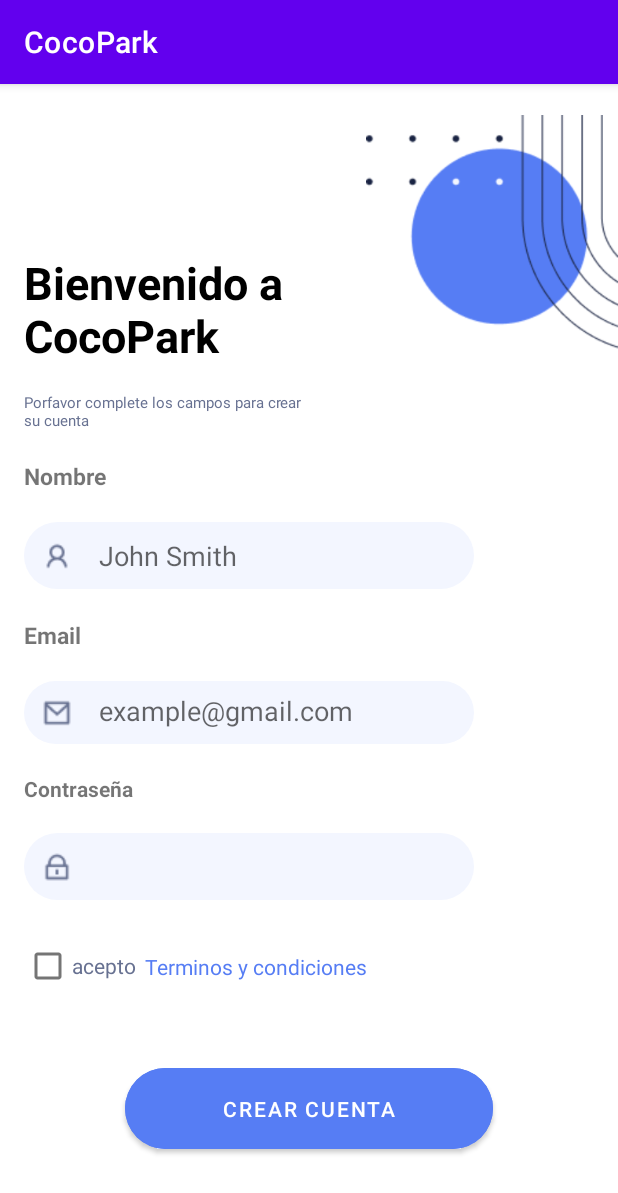
After one commit to jairoRdgz/CocoPark, an Android app: the RegisterActivity screen opened directly, with no data from a screen before it, on a phone screen of 412 x 824 dp. The commit adds this screen. Shown: the top 1193 px of the screen. Run offline under Robolectric (Android 15) with nearby library versions, the phone set to English and light mode, and no system bars.

Commit message:
The register view is implemented

```diff
--- a/app/src/main/AndroidManifest.xml
+++ b/app/src/main/AndroidManifest.xml
@@ -12,6 +12,13 @@
         android:supportsRtl="true"
         android:theme="@style/Theme.CocoPark"
         tools:targetApi="31">
+        <activity
+            android:name=".RegisterActivity"
+            android:exported="false">
+            <meta-data
+                android:name="android.app.lib_name"
+                android:value="" />
+        </activity>
         <activity
             android:name=".LoginActivity"
             android:exported="false"
--- /dev/null
+++ b/app/src/main/java/com/example/cocopark/RegisterActivity.kt
@@ -0,0 +1,16 @@
+package com.example.cocopark
+
+import androidx.appcompat.app.AppCompatActivity
+import android.os.Bundle
+
+import com.example.cocopark.databinding.ActivityRegisterBinding
+
+class RegisterActivity : AppCompatActivity() {
+    private lateinit var binding: ActivityRegisterBinding
+
+    override fun onCreate(savedInstanceState: Bundle?) {
+        super.onCreate(savedInstanceState)
+        binding = ActivityRegisterBinding.inflate(layoutInflater)
+        setContentView(binding.root)
+    }
+}
--- a/app/src/main/res/layout/activity_login.xml
+++ b/app/src/main/res/layout/activity_login.xml
@@ -48,7 +48,7 @@
         android:width="300dp"
         android:background="@drawable/rectangule"
         android:ems="10"
-        android:hint="+12345678"
+        android:hint="example@gmail.com"
         android:inputType="textPersonName"
         android:textColor="#677191"
         app:layout_constraintStart_toStartOf="parent"
@@ -63,7 +63,7 @@
         app:layout_constraintStart_toStartOf="@+id/emailBox"
         app:layout_constraintTop_toTopOf="@+id/emailBox"
         app:layout_constraintVertical_bias="0.481"
-        app:srcCompat="@drawable/smartphone_line" />
+        app:srcCompat="@drawable/mail" />
 
     <EditText
         android:id="@+id/passBox"
--- /dev/null
+++ b/app/src/main/res/layout/activity_register.xml
@@ -0,0 +1,185 @@
+<?xml version="1.0" encoding="utf-8"?>
+<androidx.constraintlayout.widget.ConstraintLayout xmlns:android="http://schemas.android.com/apk/res/android"
+    xmlns:app="http://schemas.android.com/apk/res-auto"
+    xmlns:tools="http://schemas.android.com/tools"
+    android:layout_width="match_parent"
+    android:layout_height="match_parent"
+    tools:context=".RegisterActivity">
+
+    <Button
+        android:id="@+id/createBtn"
+        android:layout_width="245dp"
+        android:layout_height="66dp"
+        android:backgroundTint="#567DF4"
+        android:text="Crear cuenta"
+        android:visibility="visible"
+        app:cornerRadius="80px"
+        app:layout_constraintBottom_toBottomOf="parent"
+        app:layout_constraintEnd_toEndOf="parent"
+        app:layout_constraintStart_toStartOf="parent"
+        app:layout_constraintTop_toBottomOf="@+id/textView10" />
+
+    <ImageView
+        android:id="@+id/imageView"
+        android:layout_width="168dp"
+        android:layout_height="203dp"
+        app:layout_constraintEnd_toEndOf="parent"
+        app:layout_constraintTop_toTopOf="parent"
+        app:srcCompat="@drawable/background_2"
+        tools:ignore="MissingConstraints" />
+
+    <TextView
+        android:id="@+id/textView2"
+        android:layout_width="187dp"
+        android:layout_height="73dp"
+        android:layout_marginStart="16dp"
+        android:layout_marginTop="112dp"
+        android:text="Bienvenido a CocoPark"
+        android:textColor="#000000"
+        android:textSize="30sp"
+        android:textStyle="bold"
+        app:layout_constraintStart_toStartOf="parent"
+        app:layout_constraintTop_toTopOf="parent" />
+
+    <TextView
+        android:id="@+id/textView3"
+        android:layout_width="196dp"
+        android:layout_height="30dp"
+        android:layout_marginStart="16dp"
+        android:layout_marginTop="20dp"
+        android:text="Porfavor complete los campos para crear su cuenta "
+        android:textColor="#677191"
+        android:textSize="10dp"
+        app:layout_constraintStart_toStartOf="parent"
+        app:layout_constraintTop_toBottomOf="@+id/textView2" />
+
+    <TextView
+        android:id="@+id/textView4"
+        android:layout_width="wrap_content"
+        android:layout_height="wrap_content"
+        android:layout_marginStart="16dp"
+        android:layout_marginTop="15dp"
+        android:text="Nombre"
+        android:textSize="15dp"
+        android:textStyle="bold"
+        app:layout_constraintStart_toStartOf="parent"
+        app:layout_constraintTop_toBottomOf="@+id/textView3" />
+
+    <EditText
+        android:id="@+id/nameBox"
+        android:layout_width="wrap_content"
+        android:layout_height="wrap_content"
+        android:layout_marginStart="16dp"
+        android:layout_marginTop="20dp"
+        android:width="300dp"
+        android:background="@drawable/rectangule"
+        android:ems="10"
+        android:hint="John Smith"
+        android:inputType="textPersonName"
+        app:layout_constraintStart_toStartOf="parent"
+        app:layout_constraintTop_toBottomOf="@+id/textView4" />
+
+    <ImageView
+        android:id="@+id/imageView5"
+        android:layout_width="wrap_content"
+        android:layout_height="wrap_content"
+        android:layout_marginStart="12dp"
+        app:layout_constraintBottom_toBottomOf="@+id/nameBox"
+        app:layout_constraintStart_toStartOf="@+id/nameBox"
+        app:layout_constraintTop_toTopOf="@+id/nameBox"
+        app:srcCompat="@drawable/person" />
+
+    <TextView
+        android:id="@+id/textView7"
+        android:layout_width="wrap_content"
+        android:layout_height="wrap_content"
+        android:layout_marginStart="16dp"
+        android:layout_marginTop="20dp"
+        android:text="Email"
+        android:textSize="15dp"
+        android:textStyle="bold"
+        app:layout_constraintStart_toStartOf="parent"
+        app:layout_constraintTop_toBottomOf="@+id/nameBox" />
+
+    <EditText
+        android:id="@+id/emailRBox"
+        android:layout_width="wrap_content"
+        android:layout_height="42dp"
+        android:layout_marginStart="16dp"
+        android:layout_marginTop="20dp"
+        android:width="300dp"
+        android:background="@drawable/rectangule"
+        android:ems="10"
+        android:hint="example@gmail.com"
+        android:inputType="textPersonName"
+        android:textColor="#677191"
+        app:layout_constraintStart_toStartOf="parent"
+        app:layout_constraintTop_toBottomOf="@+id/textView7" />
+
+    <ImageView
+        android:id="@+id/imageView6"
+        android:layout_width="wrap_content"
+        android:layout_height="wrap_content"
+        android:layout_marginStart="12dp"
+        app:layout_constraintBottom_toBottomOf="@+id/emailRBox"
+        app:layout_constraintStart_toStartOf="@+id/emailRBox"
+        app:layout_constraintTop_toTopOf="@+id/emailRBox"
+        app:srcCompat="@drawable/mail" />
+
+    <EditText
+        android:id="@+id/passRBox"
+        android:layout_width="wrap_content"
+        android:layout_height="wrap_content"
+        android:layout_marginStart="16dp"
+        android:layout_marginTop="20dp"
+        android:width="300dp"
+        android:background="@drawable/rectangule"
+        android:ems="10"
+        android:inputType="textPassword"
+        app:layout_constraintStart_toStartOf="parent"
+        app:layout_constraintTop_toBottomOf="@+id/textView9" />
+
+    <ImageView
+        android:id="@+id/imageView7"
+        android:layout_width="wrap_content"
+        android:layout_height="wrap_content"
+        android:layout_marginStart="12dp"
+        app:layout_constraintBottom_toBottomOf="@+id/passRBox"
+        app:layout_constraintStart_toStartOf="@+id/passRBox"
+        app:layout_constraintTop_toTopOf="@+id/passRBox"
+        app:srcCompat="@drawable/lock_line1" />
+
+    <TextView
+        android:id="@+id/textView9"
+        android:layout_width="wrap_content"
+        android:layout_height="wrap_content"
+        android:layout_marginStart="16dp"
+        android:layout_marginTop="20dp"
+        android:text="Contraseña"
+        android:textStyle="bold"
+        app:layout_constraintStart_toStartOf="parent"
+        app:layout_constraintTop_toBottomOf="@+id/emailRBox" />
+
+    <CheckBox
+        android:id="@+id/checkBox"
+        android:layout_width="wrap_content"
+        android:layout_height="wrap_content"
+        android:layout_marginStart="16dp"
+        android:layout_marginTop="20dp"
+        android:text="acepto"
+        android:textColor="#677191"
+        app:layout_constraintStart_toStartOf="parent"
+        app:layout_constraintTop_toBottomOf="@+id/passRBox" />
+
+    <TextView
+        android:id="@+id/textView10"
+        android:layout_width="wrap_content"
+        android:layout_height="wrap_content"
+        android:layout_marginStart="6dp"
+        android:text="Terminos y condiciones"
+        android:textColor="#567DF4"
+        app:layout_constraintBottom_toBottomOf="@+id/checkBox"
+        app:layout_constraintStart_toEndOf="@+id/checkBox"
+        app:layout_constraintTop_toTopOf="@+id/checkBox" />
+
+</androidx.constraintlayout.widget.ConstraintLayout>
```
Also changed, not shown: app/src/main/res/drawable-v24/mail.png (added), app/src/main/res/drawable-v24/person.png (added).
